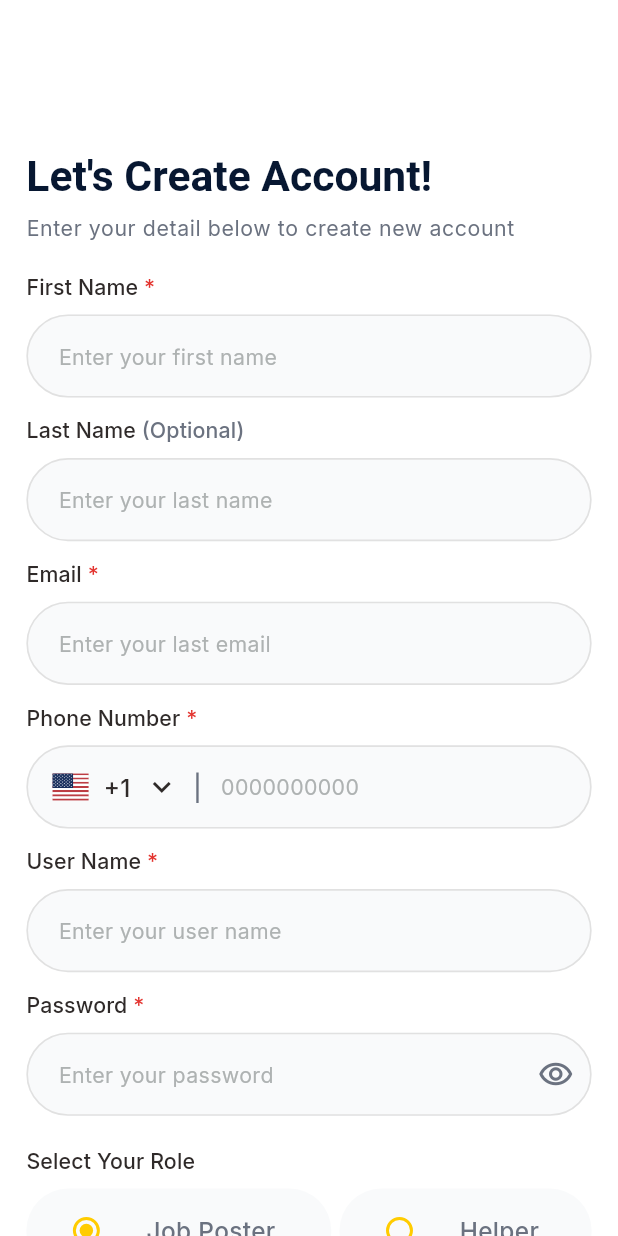
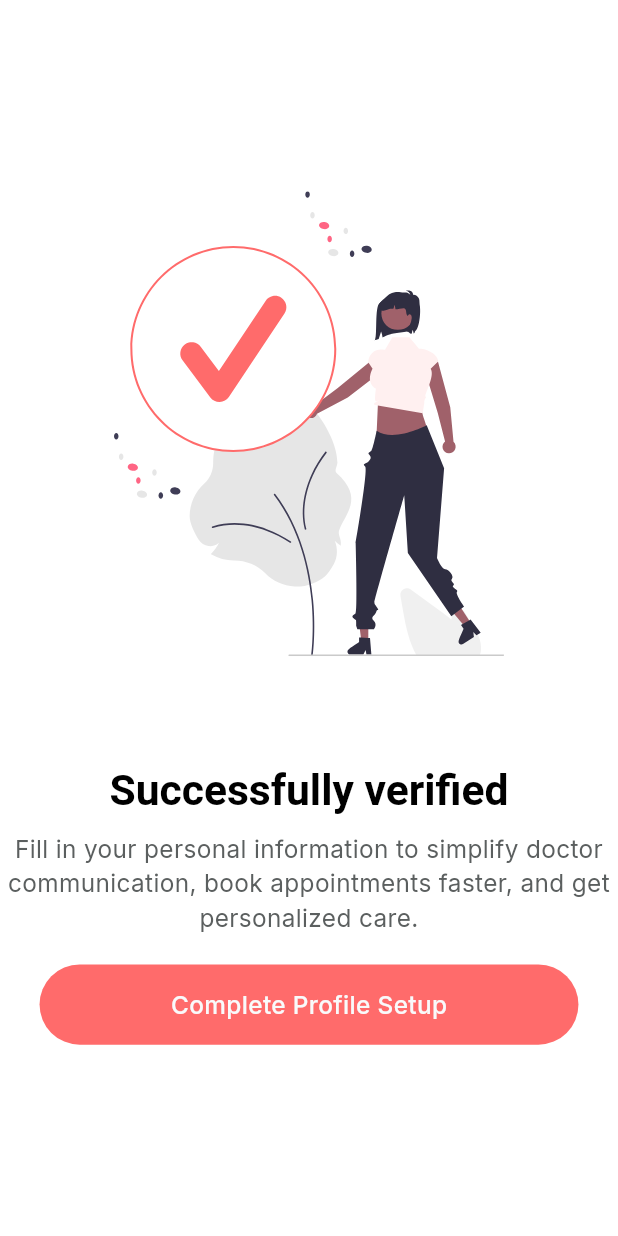
Before and after one commit to backbencherstudio/metalhead10701_app, a Flutter app: the screen it shows after launch, on a phone screen of 412 x 824 dp. Run offline on Flutter 3.47's test engine with Material 3 defaults, Android fonts, the phone set to English and light mode, and no system bars; our stand-ins replace flutter_riverpod, flutter_screenutil, flutter_svg, go_router, google_fonts, pin_code_fields.

Commit message:
added success screen

```diff
--- a/lib/core/constant/icons.dart
+++ b/lib/core/constant/icons.dart
@@ -7,6 +7,7 @@ class AppIcons {
   static const String businessLogo = '$iconPath/undraw_business-deal.svg';
   static const String transferMoney = '$iconPath/undraw_transfer_money.svg';
   static const String welcoming = '$iconPath/undraw_welcoming.svg';
+  static const String completed = '$iconPath/undraw_completing.svg';
   static const String useSvg = '$iconPath/usa.svg';
 
 
--- a/lib/core/routes/part_of_import.dart
+++ b/lib/core/routes/part_of_import.dart
@@ -4,4 +4,6 @@ import 'package:metal_head/core/routes/route_name.dart';
 import '../../features/screen/create_account_screen/presentation/create_account_screen.dart';
 import '../../features/screen/splash/presentation/splash_screen.dart';
 import '../../features/screen/splash/presentation/splash_screen_2.dart';
+import '../../features/screen/success_screen/presentation/success_screen.dart';
+import '../../features/screen/verification_screen/presentation/verification_screen.dart';
 part 'route_config.dart';
--- a/lib/core/routes/route_config.dart
+++ b/lib/core/routes/route_config.dart
@@ -2,7 +2,7 @@ part of 'part_of_import.dart';
 
 class RouteConfig {
   GoRouter goRouter = GoRouter(
-    initialLocation: RouteName.createAccountScreen,
+    initialLocation: RouteName.successScreen,
 
     routes: [
       //Bottom NavBar
@@ -81,20 +81,20 @@ class RouteConfig {
           return MaterialPage(child: CreateAccountScreen());
         },
       ),
-//        GoRoute(
-//         name: RouteName.acountCreatedScreen,
-//         path: RouteName.acountCreatedScreen,
-//         pageBuilder: (context, state) {
-//           return const MaterialPage(child: AcountCreatedScreen());
-//         },
-//       ),
-//           GoRoute(
-//         name: RouteName.forgetPasScreen,
-//         path: RouteName.forgetPasScreen,
-//         pageBuilder: (context, state) {
-//           return const MaterialPage(child: ForgetPasScreen());
-//         },
-//       ),
+       GoRoute(
+        name: RouteName.verificationScreen,
+        path: RouteName.verificationScreen,
+        pageBuilder: (context, state) {
+          return const MaterialPage(child: VerificationScreen());
+        },
+      ),
+          GoRoute(
+        name: RouteName.successScreen,
+        path: RouteName.successScreen,
+        pageBuilder: (context, state) {
+          return const MaterialPage(child: SuccessScreen());
+        },
+      ),
 //        GoRoute(
 //         name: RouteName.signupIntroScreen,
 //         path: RouteName.signupIntroScreen,
--- a/lib/core/routes/route_name.dart
+++ b/lib/core/routes/route_name.dart
@@ -2,8 +2,8 @@ class RouteName {
   static const String splashScreen = "/SplashScreen";
   static const String splashScreen2 = "/SplashScreen2";
   static const String createAccountScreen = '/CreateAccountScreen';
-  static const String paymentsScreen  = "/PaymentsScreen";
-  static const String productsScreen = "/ProductsScreen";
+  static const String verificationScreen  = "/VerificationScreen";
+  static const String successScreen = "/SuccessScreen";
   static const String helpScreen = "/HelpScreen";
   static const String moreScreen = "/MoreScreen";
   // static const String importExportScreen = "/ImportExportScreen";
--- a/lib/core/theme/theme_extension/app_colors.dart
+++ b/lib/core/theme/theme_extension/app_colors.dart
@@ -19,14 +19,17 @@ class AppColors {
   static const Color bgColor3 = Color(0xffFFF0F0);
   static const Color bgColor4 = Color(0xffF9FAFB);
   static const Color bgColor5 = Color(0xffFFCC00);
+  static const Color bgColor6 = Color(0xffF05D29);
 
 
 
   //text colors
   static const Color headlineTextColor = Color(0xff2F2A29);
   static const Color headlineTextColor2 = Color(0xff071731);
+  static const Color headlineTextColor3 = Color(0xff000000);
   static const Color greyTextColor = Color(0xff6B7280);
   static const Color lightGreyTextColor = Color(0xff6B7280);
+  static const Color greyTextColor2 = Color(0xff5B5F5F);
   static const Color redTextColor = Color(0xffFF6B6B);
   static const Color redTextColor2 = Color(0xffE3342F);
   static const Color whiteTextColor = Color(0xffFFFFFF);
--- a/lib/core/theme/theme_extension/text_theme.dart
+++ b/lib/core/theme/theme_extension/text_theme.dart
@@ -16,7 +16,7 @@ class AppTextTheme {
     headlineSmall: GoogleFonts.ubuntuSans(
       fontSize: 24.sp,
 
-      fontWeight: FontWeight.w400,
+      fontWeight: FontWeight.w700,
 
     ),
     titleLarge: GoogleFonts.inter(
@@ -42,7 +42,7 @@ class AppTextTheme {
     ),
     bodySmall: GoogleFonts.inter(
       fontSize: 14.sp,
-      fontWeight: FontWeight.w400,
+      fontWeight: FontWeight.w500,
     ),
 
     labelLarge: GoogleFonts.inter(
--- a/lib/features/screen/create_account_screen/presentation/create_account_screen.dart
+++ b/lib/features/screen/create_account_screen/presentation/create_account_screen.dart
@@ -32,7 +32,7 @@ class _CreateAccountScreenState extends State<CreateAccountScreen> {
               SizedBox(height: 50.h),
               Padding(
                 padding: EdgeInsets.all(8.r),
-                child: Icon(Icons.arrow_back_ios_new_rounded),
+                child: Icon(Icons.arrow_back_ios_new_rounded,color: AppColors.headlineTextColor,),
               ),
               SizedBox(height: 8.h),
               Text(
@@ -174,16 +174,17 @@ class _CreateAccountScreenState extends State<CreateAccountScreen> {
                   });
                 },
                 child: Row(
-                  //mainAxisSize: MainAxisSize.min,
+                 // mainAxisSize: MainAxisSize.min,
                   mainAxisAlignment: MainAxisAlignment.spaceBetween,
                   children: <Widget>[
                     Container(
-                      width: 185.w,
+                      width: 170.w,
                       decoration: BoxDecoration(
                         color: AppColors.bgColor4,
                         borderRadius: BorderRadius.circular(100.r),
                       ),
                       child: ListTile(
+                        horizontalTitleGap: 0,
                         title: Text(
                           'Job Poster',
                           style: style.bodyMedium?.copyWith(
@@ -194,20 +195,22 @@ class _CreateAccountScreenState extends State<CreateAccountScreen> {
                           value: SingingCharacter.lafayette,
                           fillColor: WidgetStateProperty.resolveWith<Color>((Set<MaterialState> states) {
                             if (states.contains(WidgetState.selected)) {
-                              return AppColors.bgColor5;
+                              return AppColors.bgColor6;
                             }
-                            return AppColors.bgColor5;
+                            return AppColors.bgColor6;
                           }),
                         ),
                       ),
                     ),
+
                     Container(
-                      width: 153.w,
+                      width: 170.w,
                       decoration: BoxDecoration(
                         color: AppColors.bgColor4,
                         borderRadius: BorderRadius.circular(100.r),
                       ),
                       child: ListTile(
+                        horizontalTitleGap: 0,
                         title: Text(
                           'Helper',
                           style: style.bodyMedium?.copyWith(
@@ -220,9 +223,9 @@ class _CreateAccountScreenState extends State<CreateAccountScreen> {
                             Set<WidgetState> states,
                           ) {
                             if (states.contains(WidgetState.selected)) {
-                              return AppColors.bgColor5;
+                              return AppColors.bgColor6;
                             }
-                            return AppColors.bgColor5;
+                            return AppColors.bgColor6;
                           }),
                         ),
                       ),
@@ -253,7 +256,28 @@ class _CreateAccountScreenState extends State<CreateAccountScreen> {
               ),
 
               SizedBox(height: 20.h),
-              CustomButton(text: 'Sign UP',onPressed: (){},)
+              Center(child: CustomButton(text: 'Sign Up',onPressed: (){},isBig: true,)),
+              SizedBox(height: 20.h),
+
+              Row(
+                mainAxisAlignment: MainAxisAlignment.center,
+                children: [
+                  Text('Have an account?',style: style.bodySmall?.copyWith(
+                    color: AppColors.headlineTextColor,
+                    fontWeight: FontWeight.w500
+                  ),),
+                  SizedBox(width: 4.w),
+                  Text(
+                    'Log In',
+                    style: style.labelMedium?.copyWith(
+                      color: AppColors.bgColor6,
+                      fontWeight: FontWeight.w600
+                    ),
+                  ),
+
+                ]
+              ),
+              SizedBox(height: 20.h),
             ],
           ),
         ),
--- a/lib/features/screen/splash/presentation/widgets/custom_button.dart
+++ b/lib/features/screen/splash/presentation/widgets/custom_button.dart
@@ -43,7 +43,9 @@ class CustomButton extends StatelessWidget {
               text,
               style:
                   textStyle ??
-                  TextStyle(fontSize: 16.sp, color: textColor ?? Colors.white),
+                  Theme.of(context).textTheme.bodyMedium?.copyWith(
+                    fontWeight: FontWeight.w500
+                  ),
             ),
           ),
         ),
--- /dev/null
+++ b/lib/features/screen/success_screen/presentation/success_screen.dart
@@ -0,0 +1,54 @@
+import 'package:flutter/material.dart';
+import 'package:flutter_screenutil/flutter_screenutil.dart';
+import 'package:flutter_svg/flutter_svg.dart';
+import 'package:metal_head/core/constant/icons.dart';
+import 'package:metal_head/features/screen/splash/presentation/widgets/custom_button.dart';
+
+import '../../../../core/theme/theme_extension/app_colors.dart';
+
+class SuccessScreen extends StatefulWidget {
+  const SuccessScreen({super.key});
+
+  @override
+  State<SuccessScreen> createState() => _SuccessScreenState();
+}
+
+class _SuccessScreenState extends State<SuccessScreen> {
+  @override
+  Widget build(BuildContext context) {
+    final style = Theme.of(context).textTheme;
+    return Scaffold(
+      backgroundColor: Colors.white,
+      body: Column(
+        mainAxisAlignment: MainAxisAlignment.center,
+        children: [
+          Center(
+            child: SvgPicture.asset(AppIcons.completed, fit: BoxFit.cover),
+          ),
+          SizedBox(height: 70.h),
+          Text(
+            'Successfully verified',
+            style: style.headlineMedium?.copyWith(
+              color: AppColors.headlineTextColor3,
+            ),
+          ),
+          SizedBox(height: 8.h),
+          Text(
+            textAlign: TextAlign.center,
+            'Fill in your personal information to simplify doctor communication, book appointments faster, and get personalized care.',
+            style: style.bodyMedium?.copyWith(
+              fontWeight: FontWeight.w400,
+              color: AppColors.greyTextColor2,
+            ),
+          ),
+          SizedBox(height: 20.h),
+          CustomButton(
+            text: 'Complete Profile Setup',
+            onPressed: () {},
+            isBig: true,
+          ),
+        ],
+      ),
+    );
+  }
+}
--- a/pubspec.yaml
+++ b/pubspec.yaml
@@ -38,6 +38,7 @@ dependencies:
   flutter_svg: ^2.1.0
   intl: ^0.20.2
   flutter_riverpod: ^2.6.1
+  pin_code_fields: ^8.0.1
 
 dev_dependencies:
   flutter_test:
```
Also changed, not shown: lib/features/screen/verification_screen/presentation/verification_screen.dart (added, +104 -0 lines), assets/icons/undraw_completing.svg (added), pubspec.lock.
